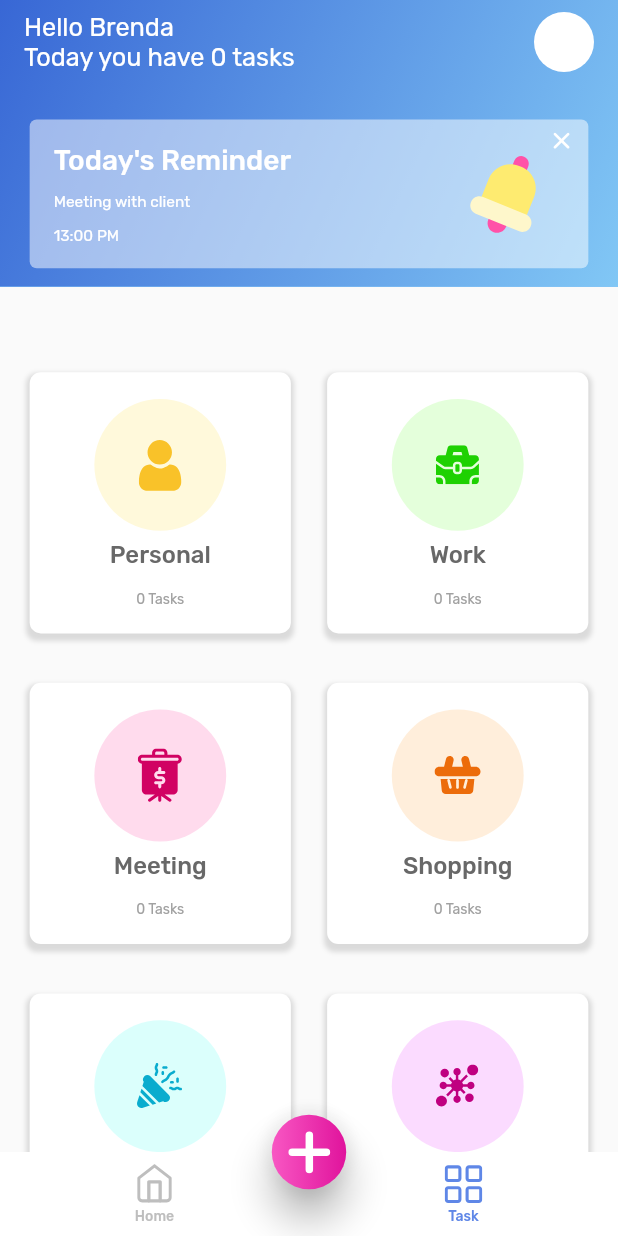
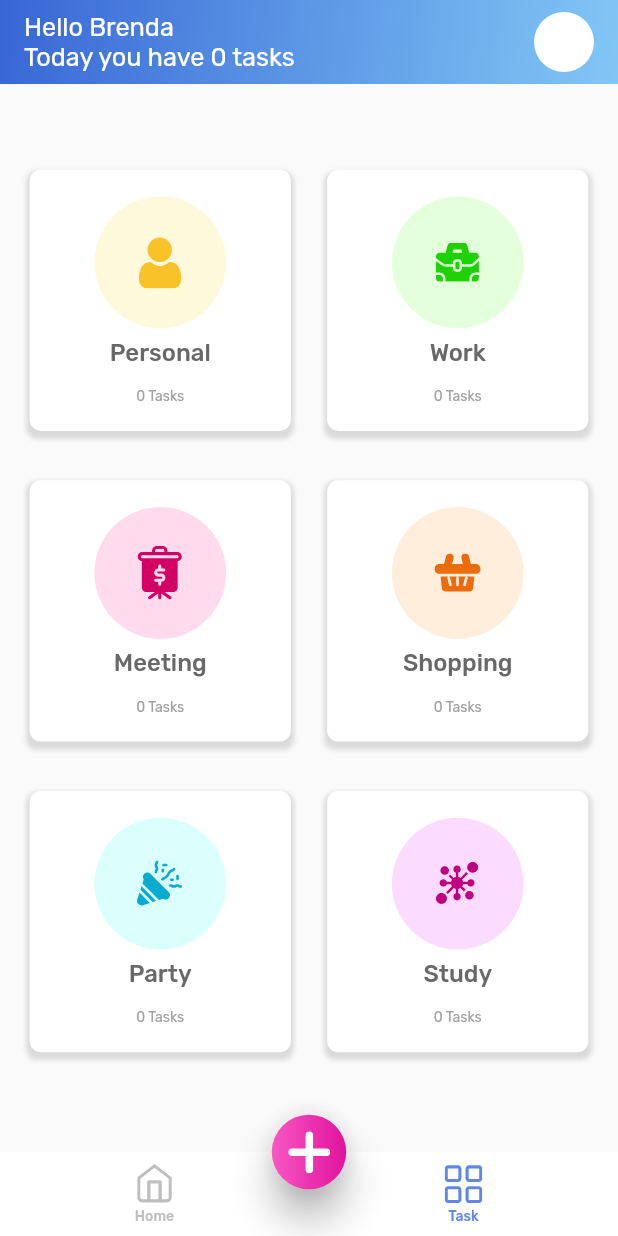
Before and after one commit to IbrokhimMirzaev/todo_udevs, a Flutter app: the TabScreen screen opened by its route, item 2 of the bottom bar chosen, on a phone screen of 412 x 824 dp. Run offline on Flutter 3.47's test engine with Material 2 defaults, Android fonts, the phone set to English and light mode, and no system bars; our stand-ins replace bloc, equatable, flutter_bloc, flutter_local_notifications, flutter_screenutil, flutter_slidable and 5 more; accounts and stored records are empty.

Commit message:
new changes

```diff
--- a/lib/cubits/todo_cubit.dart
+++ b/lib/cubits/todo_cubit.dart
@@ -21,9 +21,10 @@ class TodoCubit extends Cubit<TodoState> {
   final MyTodoRepo myTodoRepo;
   final CategoryRepository categRepo;
 
-  Future<void> addTodo({required CachedModel todo}) async {
-    await myTodoRepo.addCacheToDo(todo);
+  Future<CachedModel> addTodo({required CachedModel todo}) async {
+    var newTodo = await myTodoRepo.addCacheToDo(todo);
     getAllTodos();
+    return newTodo;
   }
 
   Future<void> editTodo({required CachedModel newTodo}) async {
--- a/lib/ui/tab/tabs/home/home_page.dart
+++ b/lib/ui/tab/tabs/home/home_page.dart
@@ -34,7 +34,7 @@ class HomePage extends StatelessWidget {
                       children: [
                         Text("Hello Brenda", style: RubikFont.w400.copyWith(fontSize: 18.sp, color: Colors.white)),
                         Text(
-                          "Today you have ${state.toDoModels.length} tasks",
+                          "Today you have ${state.toDoModels.where((element) => !element.isDone).length} tasks",
                           style: RubikFont.w400.copyWith(fontSize: 18.sp, color: Colors.white),
                         ),
                       ],
--- a/lib/ui/tab/tabs/task/task_page.dart
+++ b/lib/ui/tab/tabs/task/task_page.dart
@@ -2,7 +2,9 @@ import 'package:flutter/material.dart';
 import 'package:flutter_bloc/flutter_bloc.dart';
 import 'package:flutter_screenutil/flutter_screenutil.dart';
 import 'package:flutter_svg/flutter_svg.dart';
+import 'package:intl/intl.dart';
 import 'package:todo_udevs/cubits/todo_cubit.dart';
+import 'package:todo_udevs/data/models/cached_model.dart';
 import 'package:todo_udevs/data/models/category_model.dart';
 import 'package:todo_udevs/data/repos/category_repo.dart';
 import 'package:todo_udevs/utils/assets.dart';
@@ -20,9 +22,11 @@ class TaskPage extends StatelessWidget {
       body: CustomScrollView(
         physics: BouncingScrollPhysics(),
         slivers: [
-          SliverAppBar(
+          BlocBuilder<TodoCubit, TodoState>(
+            builder: (context, state) {
+              return SliverAppBar(
                 automaticallyImplyLeading: false,
-            expandedHeight: 204.h,
+                expandedHeight: state.showReminder && context.read<TodoCubit>().getFirstBellTodo() != null ? 204.h : 0.h,
                 pinned: true,
                 title: Row(
                   mainAxisAlignment: MainAxisAlignment.spaceBetween,
@@ -30,16 +34,10 @@ class TaskPage extends StatelessWidget {
                     Column(
                       crossAxisAlignment: CrossAxisAlignment.start,
                       children: [
-                    Text("Hello Brenda",
-                        style: RubikFont.w400
-                            .copyWith(fontSize: 18.sp, color: Colors.white)),
-                    BlocBuilder<TodoCubit, TodoState>(
-                      builder: (context, state) {
-                        return Text(
-                            "Today you have ${state.toDoModels.length} tasks",
-                            style: RubikFont.w400.copyWith(
-                                fontSize: 18.sp, color: Colors.white));
-                      },
+                        Text("Hello Brenda", style: RubikFont.w400.copyWith(fontSize: 18.sp, color: Colors.white)),
+                        Text(
+                          "Today you have ${state.toDoModels.where((element) => !element.isDone).length} tasks",
+                          style: RubikFont.w400.copyWith(fontSize: 18.sp, color: Colors.white),
                         ),
                       ],
                     ),
@@ -62,10 +60,14 @@ class TaskPage extends StatelessWidget {
                         bottom: 13.h,
                         left: 18.w,
                         right: 18.w,
-                    child: Column(
+                        child: BlocBuilder<TodoCubit, TodoState>(
+                          builder: (context, state) {
+                            CachedModel? myBellTodo = context.read<TodoCubit>().getFirstBellTodo();
+                            return Column(
                               children: [
                                 SizedBox(height: 18.h),
-                        Stack(
+                                state.showReminder == true && myBellTodo != null
+                                    ? Stack(
                                   children: [
                                     Container(
                                       padding: const EdgeInsets.all(16),
@@ -75,28 +77,22 @@ class TaskPage extends StatelessWidget {
                                       ),
                                       height: 106.h,
                                       child: Row(
-                                mainAxisAlignment:
-                                    MainAxisAlignment.spaceBetween,
+                                        mainAxisAlignment: MainAxisAlignment.spaceBetween,
                                         children: [
                                           Column(
-                                    crossAxisAlignment:
-                                        CrossAxisAlignment.start,
-                                    mainAxisAlignment:
-                                        MainAxisAlignment.spaceBetween,
+                                            crossAxisAlignment: CrossAxisAlignment.start,
+                                            mainAxisAlignment: MainAxisAlignment.spaceBetween,
                                             children: [
-                                      Text("Today's Reminder",
-                                          style: RubikFont.w500.copyWith(
-                                              fontSize: 20.sp,
-                                              color: ColorConst.white)),
+                                              Text("Today's Reminder", style: RubikFont.w500.copyWith(fontSize: 20.sp, color: ColorConst.white)),
                                               Text(
-                                        "Meeting with client",
+                                                myBellTodo.title,
                                                 style: RubikFont.w400.copyWith(
                                                   fontSize: 11.sp,
                                                   color: ColorConst.white,
                                                 ),
                                               ),
                                               Text(
-                                        "13:00 PM",
+                                                DateFormat.Hm().format(myBellTodo.dateTime),
                                                 style: RubikFont.w400.copyWith(
                                                   fontSize: 11.sp,
                                                   color: ColorConst.white,
@@ -111,16 +107,35 @@ class TaskPage extends StatelessWidget {
                                     Positioned(
                                       top: 9.h,
                                       right: 11.w,
+                                      child: SizedBox(
+                                        width: 35.w,
+                                        height: 35.w,
+                                        child: TextButton(
+                                          style: TextButton.styleFrom(
+                                              shape: RoundedRectangleBorder(
+                                                  borderRadius: BorderRadius.circular(100.r)
+                                              )
+                                          ),
+                                          onPressed: () {
+                                            context.read<TodoCubit>().changeToFalseRemainder();
+                                          },
                                           child: SvgPicture.asset(Assets.close),
+                                        ),
+                                      ),
                                     )
                                   ],
-                        ),
+                                )
+                                    : const SizedBox(),
                               ],
+                            );
+                          },
                         ),
                       )
                     ],
                   ),
                 ),
+              );
+            },
           ),
           SliverToBoxAdapter(child: SizedBox(height: 30.h)),
           SliverPadding(
@@ -159,7 +174,9 @@ class TaskPage extends StatelessWidget {
                             child: SvgPicture.asset(categories[index].iconUrl)),
                       ),
                       SizedBox(height: 7.h),
-                      Text(categories[index].title, style: RubikFont.w500.copyWith(fontSize: 17.sp, color: const Color(0xFF686868))),
+                      Text(categories[index].title,
+                          style: RubikFont.w500.copyWith(
+                              fontSize: 17.sp, color: const Color(0xFF686868))),
                       SizedBox(height: 15.h),
                       BlocBuilder<TodoCubit, TodoState>(
                         builder: (context, state) {
```
Also changed, not shown: lib/ui/widgets/my_modal_bottom_sheet.dart (+6 -5 lines), lib/ui/widgets/todo_item.dart (+13 -0 lines), 2 other files. Lines whose indentation alone changed are shown as unchanged.
